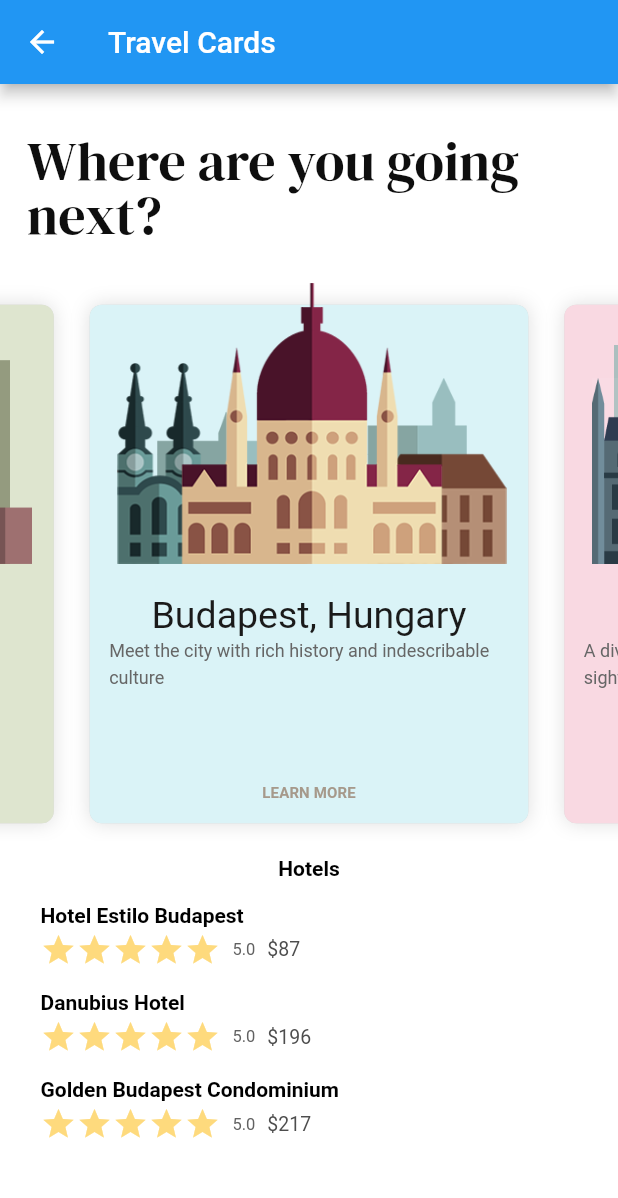
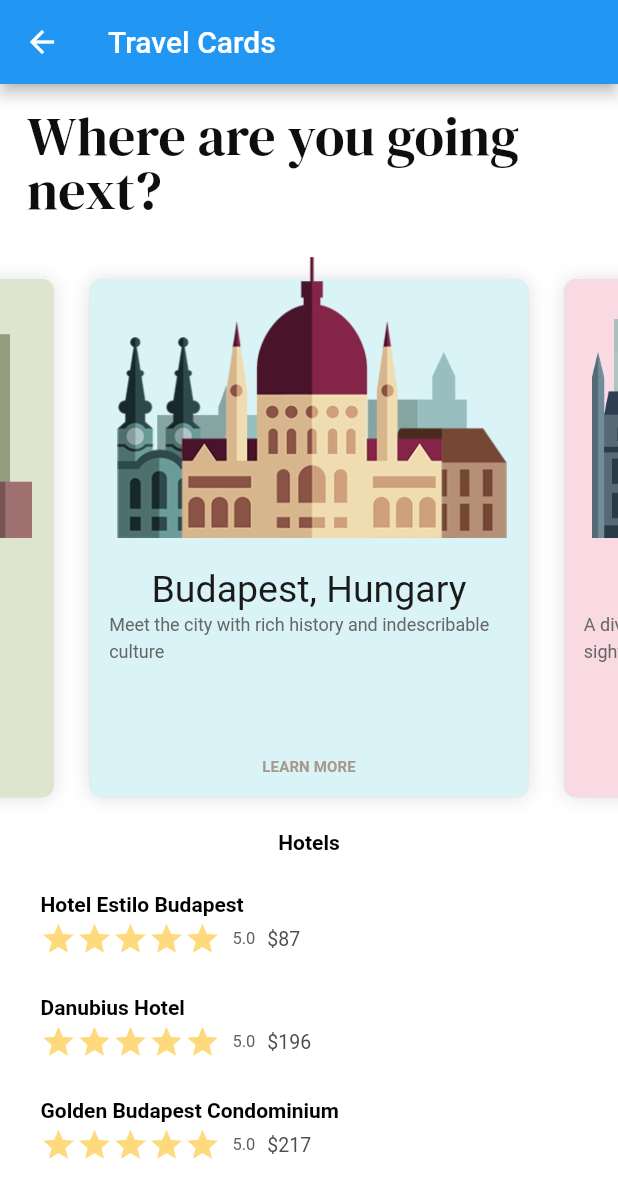
Before and after one commit to imron02/flutter-animation-example, a Flutter app: the TravelCardScreen screen opened by its route, on a phone screen of 412 x 824 dp. Shown: the top 1198 px of the screen. Run offline on Flutter 3.47's test engine with Material 2 defaults, Android fonts, the phone set to English and light mode, and no system bars; our stand-ins replace transparent_image.

Commit message:
Fix travel card height

```diff
--- a/lib/screen/travel_cards/screen.dart
+++ b/lib/screen/travel_cards/screen.dart
@@ -33,13 +33,14 @@ class _TravelCardScreenState extends State<TravelCardScreen> {
       appBar: AppBar(
         title: const Text('Travel Cards'),
       ),
-      body: Container(
+      body: SingleChildScrollView(
+        child: Container(
           color: Colors.white,
           child: Column(
             mainAxisAlignment: MainAxisAlignment.center,
             crossAxisAlignment: CrossAxisAlignment.center,
             children: <Widget>[
-            Expanded(child: SizedBox()),
+              SizedBox(height: 20),
               Padding(
                 padding: const EdgeInsets.symmetric(horizontal: 18),
                 child: Text(
@@ -59,8 +60,9 @@ class _TravelCardScreenState extends State<TravelCardScreen> {
                 onCityChange: _handleCityChange,
               ),
               HotelList(_currentCity.hotels),
-            Expanded(child: SizedBox()),
+              SizedBox(height: 10),
             ],
+          ),
         ),
       ),
     );
--- a/lib/screen/travel_cards/widgets/hotel_list/widget.dart
+++ b/lib/screen/travel_cards/widgets/hotel_list/widget.dart
@@ -97,7 +97,7 @@ class _HotelListState extends State<HotelList>
         padding: const EdgeInsets.symmetric(horizontal: 18 * 1.5, vertical: 10),
         child: Container(
           width: 400,
-          height: size.height * .25,
+          height: size.height * .30,
           child: Column(
             mainAxisAlignment: MainAxisAlignment.spaceBetween,
             crossAxisAlignment: CrossAxisAlignment.center,
```
Lines whose indentation alone changed are shown as unchanged.
